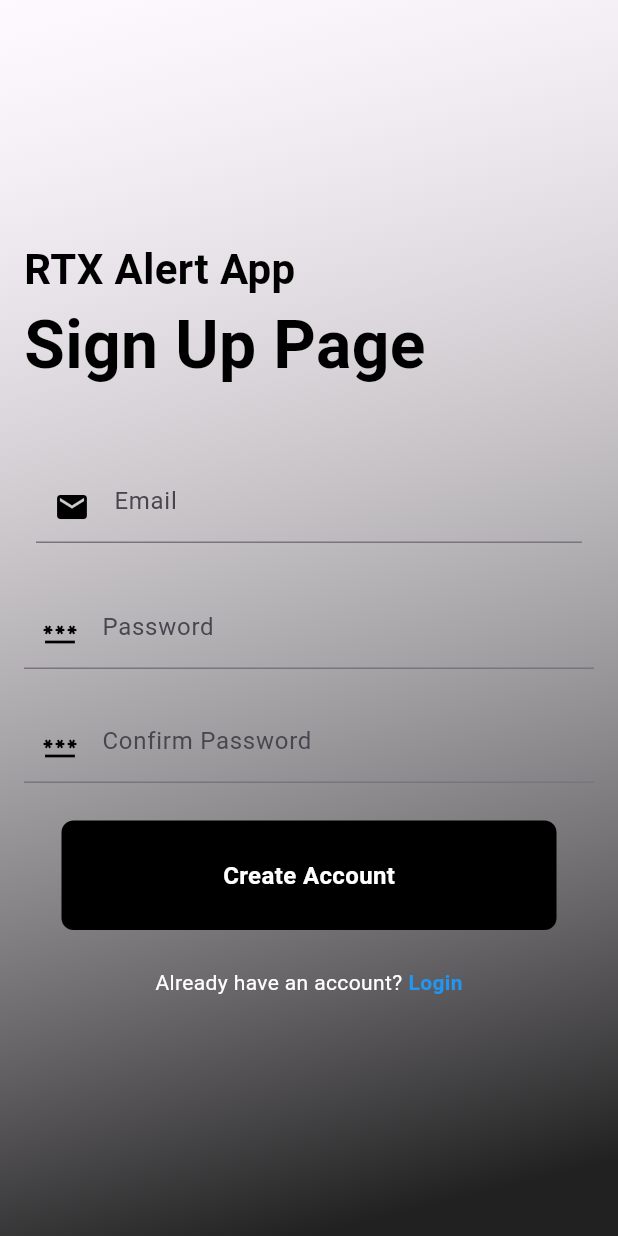
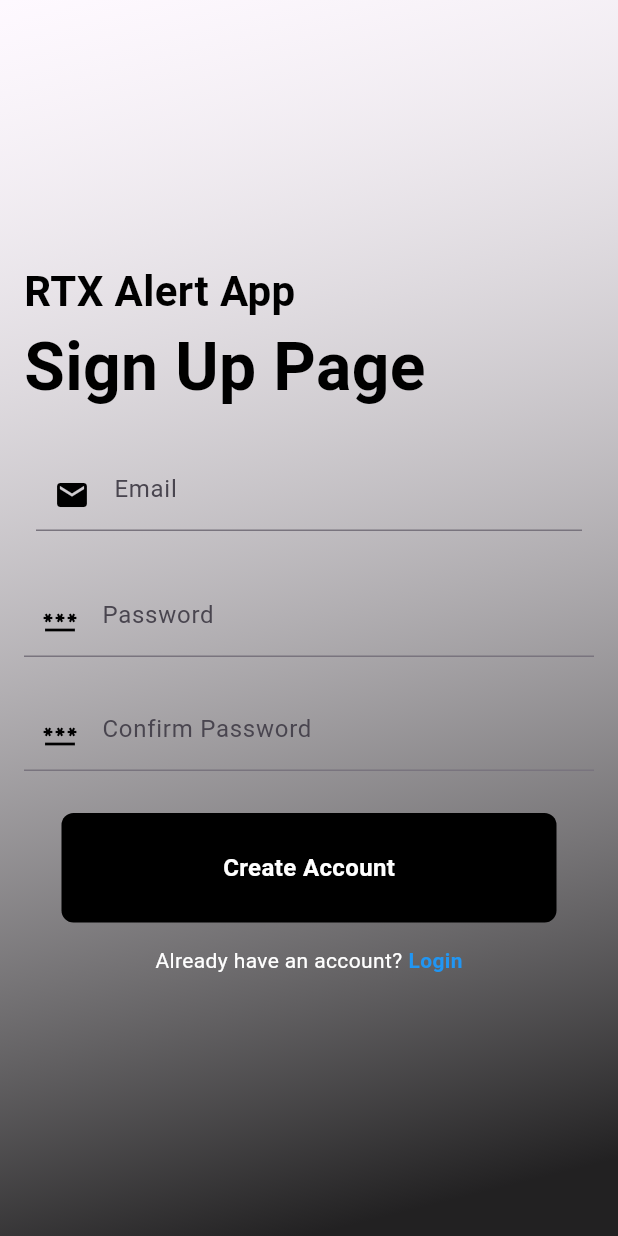
Before and after one commit to kobechua/rtx-alert-app, a Flutter app: the SignUpPage screen opened directly, on a phone screen of 412 x 824 dp. Run offline on Flutter 3.47's test engine with Material 3 defaults, Android fonts, the phone set to English and light mode, and no system bars; our stand-ins replace camera, firebase_auth, firebase_core, firebase_storage, geolocator; accounts and stored records are empty.

Commit message:
fixed signup bug'

```diff
--- a/lib/pages/greeting_page/signup.dart
+++ b/lib/pages/greeting_page/signup.dart
@@ -98,15 +98,16 @@ class _SignUpPageState extends State<SignUpPage> {
 
               //Email Field
               const SizedBox(
-                height: 44.0
+                height: 21.0
               ),
 
 
-              const Padding(
-                padding: EdgeInsets.all(8.0),
+              Padding(
+                padding: const EdgeInsets.all(8.0),
                 child: TextField(
+                  controller: emailController,
                   keyboardType:  TextInputType.emailAddress,
-                  decoration: InputDecoration(
+                  decoration: const InputDecoration(
                     hintText: "Email",
                     prefixIcon: Icon(Icons.mail, color: Colors.black)
                   )
@@ -117,9 +118,10 @@ class _SignUpPageState extends State<SignUpPage> {
               const SizedBox(
                 height: 28.0
               ),
-              const TextField(
+              TextField(
+                controller: passwordController,
                 obscureText: true,
-                decoration: InputDecoration(
+                decoration: const InputDecoration(
                   hintText: "Password",
                   prefixIcon: Icon(Icons.password, color: Colors.black)
                 )
@@ -129,15 +131,16 @@ class _SignUpPageState extends State<SignUpPage> {
               const SizedBox(
                 height: 28.0
               ),
-              const TextField(
+              TextField(
+                controller: confirmPasswordController,
                 obscureText: true,
-                decoration: InputDecoration(
+                decoration: const  InputDecoration(
                   hintText: "Confirm Password",
                   prefixIcon: Icon(Icons.password, color: Colors.black)
                 )
               ),
               const SizedBox(
-                height: 25.0,
+                height: 28.0,
               ),
 
               // log in button
@@ -147,7 +150,7 @@ class _SignUpPageState extends State<SignUpPage> {
               ),
 
               const SizedBox(
-                height: 25.0,
+                height: 15.0,
               ),
 
               Row(
```
